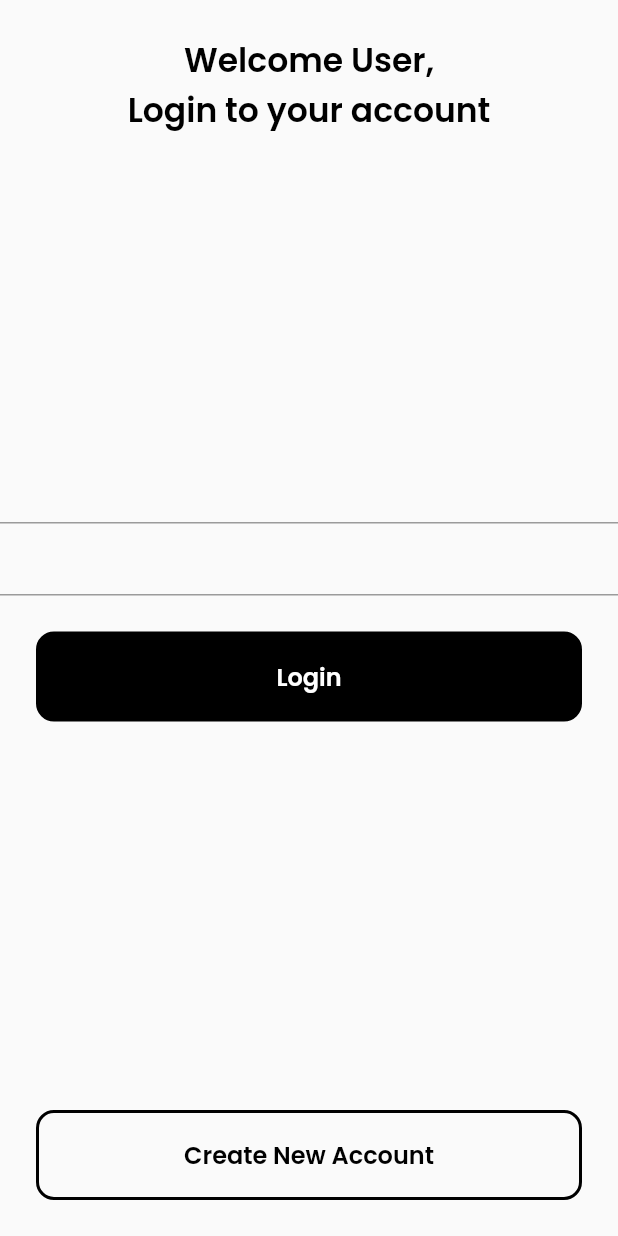
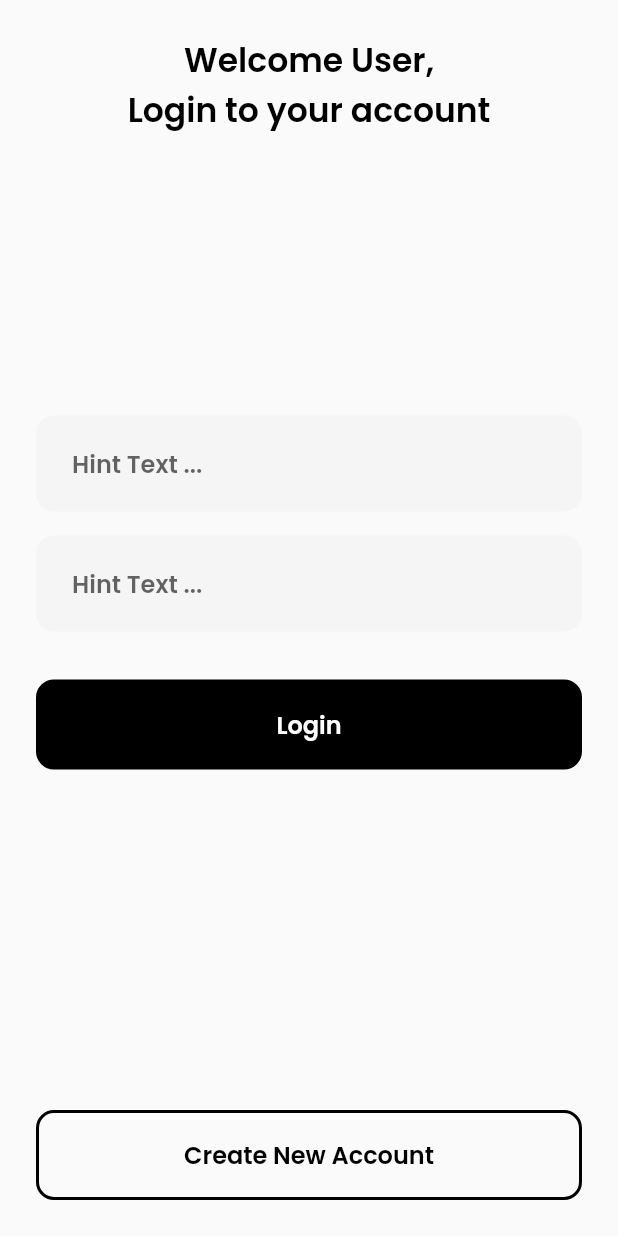
Before and after one commit to iAmTochi/the_ecommerce, a Flutter app: the screen it shows after launch, on a phone screen of 412 x 824 dp. Run offline on Flutter 3.47's test engine with Material 2 defaults, Android fonts, the phone set to English and light mode, and no system bars; our stand-ins replace firebase_auth, firebase_core, google_fonts; accounts and stored records are empty.

Commit message:
Update custom_input.dart

```diff
--- a/lib/widgets/custom_input.dart
+++ b/lib/widgets/custom_input.dart
@@ -1,12 +1,33 @@
 import 'package:flutter/material.dart';
+import 'package:the_ecommerce/constants.dart';
 
 class CustomInput extends StatelessWidget {
-  const CustomInput({Key? key}) : super(key: key);
+  final String? hintText;
+
+  CustomInput({required this.hintText});
 
   @override
   Widget build(BuildContext context) {
     return Container(
-      child: TextField(),
+      margin: EdgeInsets.symmetric(
+        vertical: 8.0,
+        horizontal: 24.0,
+      ),
+      decoration: BoxDecoration(
+        color: Color(0xFFf5f5f5),
+        borderRadius: BorderRadius.circular(12),
+      ),
+      child: TextField(
+        decoration: InputDecoration(
+          border: InputBorder.none,
+          hintText: hintText ?? "Hint Text ...",
+          contentPadding: EdgeInsets.symmetric(
+            horizontal: 24.0,
+            vertical: 20.0,
+          ),
+        ),
+        style: Constants.regularDarkText,
+      ),
     );
   }
 }
```
